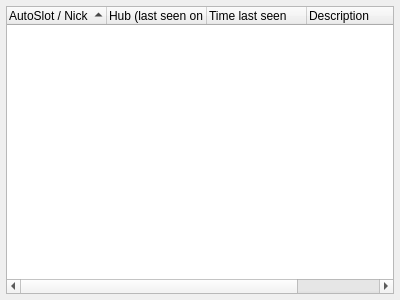
Above: ui/fav_users.ui from apavelm/stildcpp before the change. Below: the same form after it.
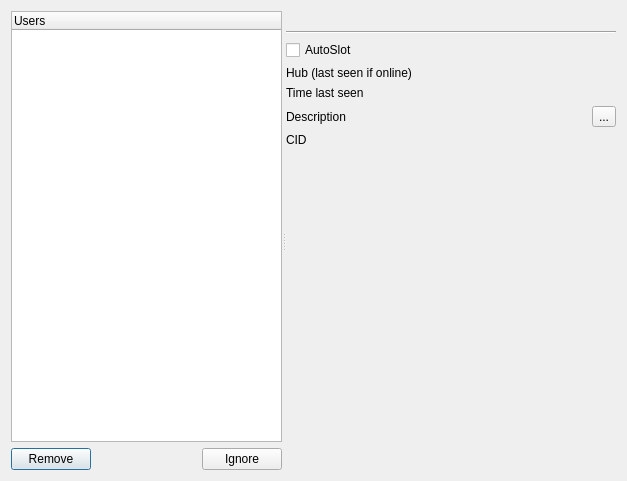
That is the form after the change.

Commit message: Starting to writing FavoritesUserTab

```diff
--- a/ui/fav_users.ui
+++ b/ui/fav_users.ui
@@ -5,8 +5,8 @@
    <rect>
     <x>0</x>
     <y>0</y>
-    <width>400</width>
-    <height>300</height>
+    <width>627</width>
+    <height>481</height>
    </rect>
   </property>
   <property name="sizePolicy" >
@@ -19,63 +19,227 @@
    <string>Favorite Users</string>
   </property>
   <layout class="QGridLayout" >
-   <property name="leftMargin" >
-    <number>6</number>
-   </property>
-   <property name="topMargin" >
-    <number>6</number>
-   </property>
-   <property name="rightMargin" >
-    <number>6</number>
-   </property>
-   <property name="bottomMargin" >
-    <number>6</number>
-   </property>
-   <property name="verticalSpacing" >
-    <number>4</number>
-   </property>
    <item row="0" column="0" >
-    <widget class="QTreeWidget" name="list" >
-     <property name="alternatingRowColors" >
-      <bool>true</bool>
+    <widget class="QSplitter" name="splitter" >
+     <property name="orientation" >
+      <enum>Qt::Horizontal</enum>
      </property>
-     <property name="rootIsDecorated" >
-      <bool>false</bool>
-     </property>
-     <property name="itemsExpandable" >
-      <bool>false</bool>
-     </property>
-     <property name="sortingEnabled" >
-      <bool>true</bool>
-     </property>
-     <property name="allColumnsShowFocus" >
-      <bool>true</bool>
-     </property>
-     <column>
-      <property name="text" >
-       <string>AutoSlot / Nick</string>
-      </property>
-     </column>
-     <column>
-      <property name="text" >
-       <string>Hub (last seen on if online)</string>
-      </property>
-     </column>
-     <column>
-      <property name="text" >
-       <string>Time last seen</string>
-      </property>
-     </column>
-     <column>
-      <property name="text" >
-       <string>Description</string>
-      </property>
-     </column>
-     <column>
-      <property name="text" >
-       <string>CID</string>
-      </property>
-     </column>
+     <widget class="QWidget" name="layoutWidget63" >
+      <layout class="QVBoxLayout" >
+       <item>
+        <widget class="QTreeWidget" name="list" >
+         <property name="rootIsDecorated" >
+          <bool>false</bool>
+         </property>
+         <column>
+          <property name="text" >
+           <string>Users</string>
+          </property>
+         </column>
+        </widget>
+       </item>
+       <item>
+        <layout class="QHBoxLayout" >
+         <item>
+          <widget class="QPushButton" name="btn_Delete" >
+           <property name="text" >
+            <string>Remove</string>
+           </property>
+          </widget>
+         </item>
+         <item>
+          <spacer>
+           <property name="orientation" >
+            <enum>Qt::Horizontal</enum>
+           </property>
+           <property name="sizeHint" >
+            <size>
+             <width>40</width>
+             <height>20</height>
+            </size>
+           </property>
+          </spacer>
+         </item>
+         <item>
+          <widget class="QPushButton" name="btn_Ignore" >
+           <property name="text" >
+            <string>Ignore</string>
+           </property>
+          </widget>
+         </item>
+        </layout>
+       </item>
+      </layout>
+     </widget>
+     <widget class="QWidget" name="layoutWidget" >
+      <layout class="QVBoxLayout" >
+       <item>
+        <widget class="QLabel" name="currentLabel" >
+         <property name="text" >
+          <string/>
+         </property>
+        </widget>
+       </item>
+       <item>
+        <widget class="Line" name="line" >
+         <property name="orientation" >
+          <enum>Qt::Horizontal</enum>
+         </property>
+        </widget>
+       </item>
+       <item>
+        <layout class="QVBoxLayout" >
+         <item>
+          <widget class="QCheckBox" name="cb_AutoSlot" >
+           <property name="text" >
+            <string>AutoSlot</string>
+           </property>
+          </widget>
+         </item>
+         <item>
+          <layout class="QHBoxLayout" >
+           <item>
+            <widget class="QLabel" name="label_2" >
+             <property name="minimumSize" >
+              <size>
+               <width>150</width>
+               <height>0</height>
+              </size>
+             </property>
+             <property name="text" >
+              <string>Hub (last seen if online)</string>
+             </property>
+            </widget>
+           </item>
+           <item>
+            <widget class="QLabel" name="lbl_Hub" >
+             <property name="sizePolicy" >
+              <sizepolicy vsizetype="Preferred" hsizetype="Expanding" >
+               <horstretch>0</horstretch>
+               <verstretch>0</verstretch>
+              </sizepolicy>
+             </property>
+             <property name="text" >
+              <string/>
+             </property>
+            </widget>
+           </item>
+          </layout>
+         </item>
+         <item>
+          <layout class="QHBoxLayout" >
+           <item>
+            <widget class="QLabel" name="label_5" >
+             <property name="minimumSize" >
+              <size>
+               <width>150</width>
+               <height>0</height>
+              </size>
+             </property>
+             <property name="text" >
+              <string>Time last seen</string>
+             </property>
+            </widget>
+           </item>
+           <item>
+            <widget class="QLabel" name="lbl_time" >
+             <property name="sizePolicy" >
+              <sizepolicy vsizetype="Preferred" hsizetype="Expanding" >
+               <horstretch>0</horstretch>
+               <verstretch>0</verstretch>
+              </sizepolicy>
+             </property>
+             <property name="text" >
+              <string/>
+             </property>
+            </widget>
+           </item>
+          </layout>
+         </item>
+         <item>
+          <layout class="QHBoxLayout" >
+           <item>
+            <widget class="QLabel" name="label_3" >
+             <property name="minimumSize" >
+              <size>
+               <width>150</width>
+               <height>0</height>
+              </size>
+             </property>
+             <property name="text" >
+              <string>Description</string>
+             </property>
+            </widget>
+           </item>
+           <item>
+            <widget class="QLabel" name="lbl_Desc" >
+             <property name="sizePolicy" >
+              <sizepolicy vsizetype="Preferred" hsizetype="Expanding" >
+               <horstretch>0</horstretch>
+               <verstretch>0</verstretch>
+              </sizepolicy>
+             </property>
+             <property name="text" >
+              <string/>
+             </property>
+            </widget>
+           </item>
+           <item>
+            <widget class="QToolButton" name="btn_Desc" >
+             <property name="text" >
+              <string>...</string>
+             </property>
+            </widget>
+           </item>
+          </layout>
+         </item>
+         <item>
+          <layout class="QHBoxLayout" >
+           <item>
+            <widget class="QLabel" name="label_4" >
+             <property name="minimumSize" >
+              <size>
+               <width>150</width>
+               <height>0</height>
+              </size>
+             </property>
+             <property name="text" >
+              <string>CID</string>
+             </property>
+            </widget>
+           </item>
+           <item>
+            <widget class="QLabel" name="lbl_CID" >
+             <property name="sizePolicy" >
+              <sizepolicy vsizetype="Preferred" hsizetype="Expanding" >
+               <horstretch>0</horstretch>
+               <verstretch>0</verstretch>
+              </sizepolicy>
+             </property>
+             <property name="text" >
+              <string/>
+             </property>
+            </widget>
+           </item>
+          </layout>
+         </item>
+        </layout>
+       </item>
+       <item>
+        <spacer>
+         <property name="orientation" >
+          <enum>Qt::Vertical</enum>
+         </property>
+         <property name="sizeHint" >
+          <size>
+           <width>312</width>
+           <height>171</height>
+          </size>
+         </property>
+        </spacer>
+       </item>
+      </layout>
+     </widget>
     </widget>
    </item>
   </layout>
```
The commit also changes 4 other files.
